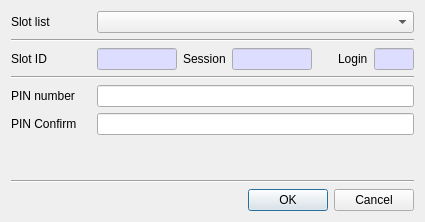
Qt form CryptokiMan/init_pin_dlg.ui (jykim74/CryptokiMan) before a commit.
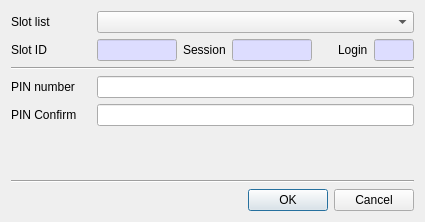
The same form after that commit.

Patch:
```diff
--- a/CryptokiMan/init_pin_dlg.ui
+++ b/CryptokiMan/init_pin_dlg.ui
@@ -44,13 +44,6 @@
      </item>
     </layout>
    </item>
-   <item>
-    <widget class="Line" name="line">
-     <property name="orientation">
-      <enum>Qt::Horizontal</enum>
-     </property>
-    </widget>
-   </item>
    <item>
     <layout class="QGridLayout" name="gridLayout_2">
      <property name="topMargin">
```
